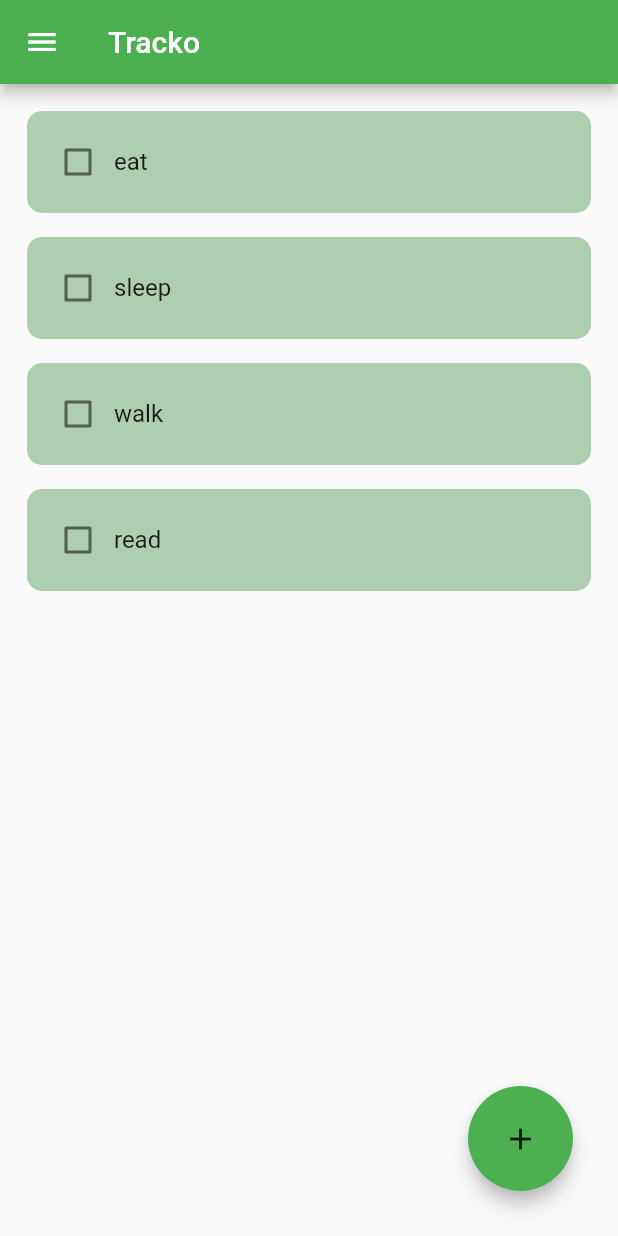
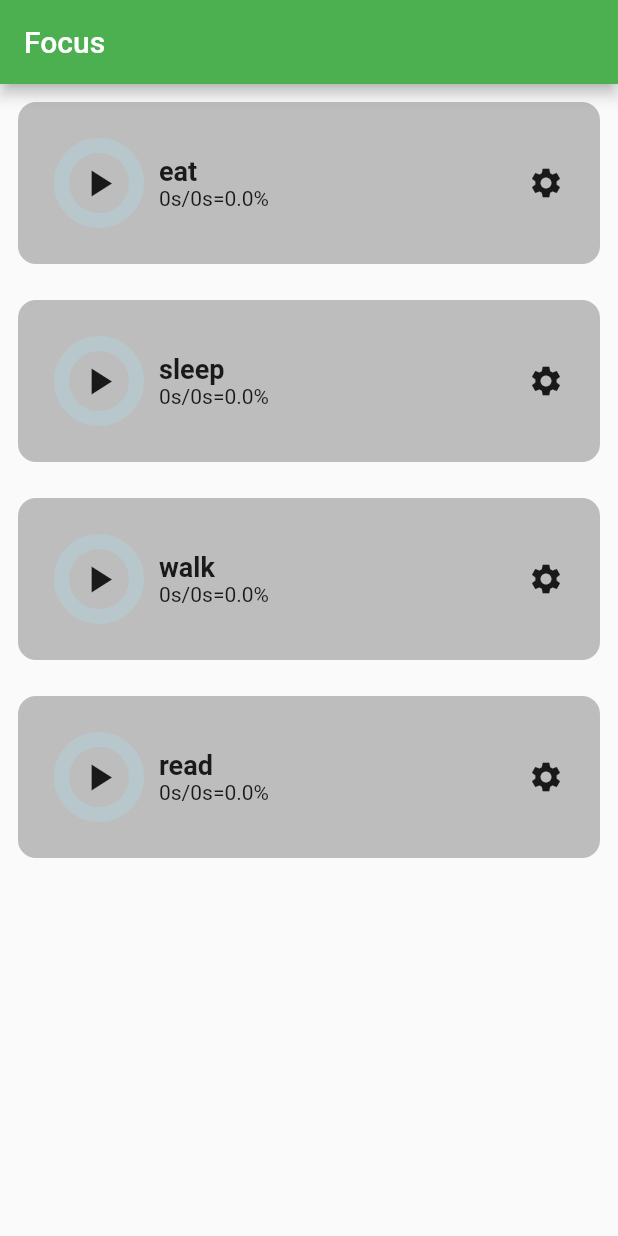
Before and after one commit to Akib558/tracko, a Flutter app: the screen it shows after launch, on a phone screen of 412 x 824 dp. Run offline on Flutter 3.47's test engine with Material 2 defaults, Android fonts, the phone set to English and light mode, and no system bars; drawn by our look-alikes of flutter_slidable, percent_indicator; our stand-ins replace hive_flutter; accounts and stored records are empty.

Commit message:
Focused page functionalities added

```diff
--- /dev/null
+++ b/lib/focus_page.dart
@@ -0,0 +1,503 @@
+import 'dart:math';
+
+import 'package:flutter/material.dart';
+import 'package:hive_flutter/hive_flutter.dart';
+import 'package:percent_indicator/circular_percent_indicator.dart';
+import 'dart:async';
+
+import 'package:tracko/all_colors.dart';
+
+class FocusItemListPage extends StatefulWidget {
+  const FocusItemListPage({super.key});
+
+  @override
+  State<FocusItemListPage> createState() => _FocusItemListPageState();
+}
+
+class _FocusItemListPageState extends State<FocusItemListPage> {
+  final _myBox = Hive.box("Tracko_Database");
+
+  late FixedExtentScrollController _controller1;
+  late FixedExtentScrollController _controller2;
+
+  List habitsList = [
+    [
+      "eat",
+      false,
+      [1],
+      [2],
+      "",
+      [
+        false,
+        0,
+        0,
+        null,
+        null,
+      ]
+    ],
+    [
+      "sleep",
+      false,
+      [1],
+      [2],
+      "",
+      [
+        false,
+        0,
+        0,
+        null,
+        null,
+      ]
+    ],
+    [
+      "walk",
+      false,
+      [1],
+      [2],
+      "",
+      [
+        false,
+        0,
+        0,
+        null,
+        null,
+      ]
+    ],
+    [
+      "read", //0
+      false, //1
+      [1], //2
+      [2], //3
+      "", //4
+      [
+        false,
+        0,
+        0,
+        null,
+        null,
+      ] //5
+    ],
+  ];
+
+  Map<String, int> labels = {
+    "All": 1,
+    "Daily": 2,
+    "Weekly": 3,
+    "Focus": 4,
+    "Dailway": 5,
+    "Weeklysdfs": 6,
+    "Focussd": 7
+  };
+
+  // List<String> labels = [
+  //   "All",
+  //   "Daily",
+  //   "Weekly",
+  //   "Focus",
+  //   "Dailway",
+  //   "Weeklysdfs",
+  //   "Focussd"
+  // ];
+
+  Map<String, int> folders = {
+    "Today": 1,
+    "Inbox": 2,
+    "Tags": 3,
+  };
+
+  List<int> showItem = [];
+  int val = 0;
+
+  List<dynamic> label = [];
+  List<dynamic> folder = [];
+
+  // List<int> lableListInititalizer = [
+  //   for (int i = 0; i < habitsList.length; i++) 0
+  // ];
+  late List<int> labelsState;
+  late List<int> foldersState;
+  int counter = 0;
+  late Timer timer;
+  // List labelsList = [];
+  // List foldersList = [];
+  bool prevStateStart = true;
+
+  @override
+  void initState() {
+    // TODO: implement initState
+    super.initState();
+    // print(jsonEncode(labels));
+    // _myBox.delete("HabitList");
+    // _myBox.delete("LabelsList");
+    // _myBox.delete("Labels");
+    if (_myBox.get("HabitList") == null) {
+      _myBox.put("HabitList", habitsList);
+    } else {
+      habitsList = _myBox.get("HabitList");
+    }
+    if (_myBox.get("Labels") == null) {
+      _myBox.put("Labels", labels);
+    } else {
+      labels = Map<String, int>.from(_myBox.get("Labels"));
+    }
+
+    if (_myBox.get("Folders") == null) {
+      _myBox.put("Folders", folders);
+    } else {
+      folders = Map<String, int>.from(_myBox.get("Folders"));
+    }
+
+    if (prevStateStart) {
+      for (int i = 0; i < habitsList.length; i++) {
+        if (habitsList[i][5][0]) {
+          habitStarted(i, false);
+        }
+      }
+    }
+
+    val = 0;
+
+    print(habitsList);
+    print(labels);
+
+    List<String> pp = labels.keys.toList();
+    List<int> pp2 = labels.values.toList();
+    label = List<List<dynamic>>.generate(
+        pp.length, (index) => [pp[index], pp2[index]]);
+
+    // folder = folders.keys.toList();
+
+    pp = folders.keys.toList();
+    pp2 = folders.values.toList();
+    folder = List<List<dynamic>>.generate(
+        pp.length, (index) => [pp[index], pp2[index]]);
+
+    labelsState = List<int>.filled(labels.length, 0);
+    foldersState = List<int>.filled(folders.length, 0);
+
+    // timer = Timer.periodic(Duration(seconds: 1), (timer) {
+    //   setState(() {
+    //     counter++;
+    //   });
+    // });
+    _controller1 = FixedExtentScrollController();
+    _controller2 = FixedExtentScrollController();
+  }
+
+  bool playStatus = false;
+
+  // double returnPercentValue() {
+  //   return min(counter / 30, 1.0);
+  // }
+
+  String formatDuration(int seconds) {
+    Duration duration = Duration(seconds: seconds);
+
+    int days = duration.inDays;
+    int hours = duration.inHours % 24;
+    int minutes = duration.inMinutes % 60;
+    int remainingSeconds = duration.inSeconds % 60;
+
+    String formattedDuration = '';
+
+    if (days > 0) {
+      formattedDuration += '$days days ';
+    }
+
+    if (hours > 0) {
+      formattedDuration += '$hours' + 'h';
+    }
+
+    if (minutes > 0) {
+      formattedDuration += '$minutes' + 'm';
+    }
+
+    formattedDuration += '$remainingSeconds' + 's';
+
+    return formattedDuration.trim(); // Remove any trailing spaces
+  }
+
+  void habitStarted(int index, bool fromBuilder) {
+    var startTime = DateTime.now();
+    // print(startTime);
+    if (fromBuilder) {
+      setState(() {
+        habitsList[index][5][0] = !habitsList[index][5][0];
+      });
+    }
+
+    var elapsedTime = habitsList[index][5][1];
+    if (habitsList[index][5][3] != null &&
+        !fromBuilder &&
+        habitsList[index][5][0] == true) {
+      var lastFinishedTime = habitsList[index][5][3];
+      elapsedTime += (startTime.second - lastFinishedTime.second) +
+          60 * (startTime.minute - lastFinishedTime.minute) +
+          60 * 60 * (startTime.hour - lastFinishedTime.hour);
+    }
+
+    if (habitsList[index][5][0] == true) {
+      Timer.periodic(Duration(seconds: 1), (timer) {
+        print(timer);
+        if (habitsList[index][5][0] == false) {
+          _myBox.put("HabitList", habitsList);
+          timer.cancel();
+          return;
+        }
+        setState(() {
+          updateParentPage();
+          var currentTime = DateTime.now();
+          habitsList[index][5][3] = DateTime.now();
+          habitsList[index][5][1] = elapsedTime +
+              (currentTime.second - startTime.second) +
+              60 * (currentTime.minute - startTime.minute) +
+              60 * 60 * (currentTime.hour - startTime.hour);
+          _myBox.put("HabitList", habitsList);
+        });
+      });
+    }
+  }
+
+  double statusRatio(int a, int b) {
+    if (a == 0 && b == 0) {
+      return 0;
+    }
+    double aa = a / b;
+    print("$a, $b, $aa");
+    return min(a / b, 1);
+  }
+
+  Widget hourVal(int hours) {
+    return Padding(
+      padding: const EdgeInsets.symmetric(vertical: 2.0),
+      child: Container(
+        child: Center(
+          child: Text(
+            hours.toString(),
+            style: TextStyle(
+              fontSize: 20,
+              // color: Colors.white,
+              color: Colors.black,
+
+              fontWeight: FontWeight.bold,
+            ),
+          ),
+        ),
+      ),
+    );
+  }
+
+  Widget minVal(int mins) {
+    return Padding(
+      padding: const EdgeInsets.symmetric(vertical: 2.0),
+      child: Container(
+        child: Center(
+          child: Text(
+            mins < 10 ? '0' + mins.toString() : mins.toString(),
+            style: TextStyle(
+              fontSize: 20,
+              color: Colors.black,
+              fontWeight: FontWeight.bold,
+            ),
+          ),
+        ),
+      ),
+    );
+  }
+
+  void updateParentPage() {
+    setState(() {});
+  }
+
+  void _showFocusEditDialog(BuildContext context, int itemIndex) async {
+    await showDialog(
+        context: context,
+        builder: (BuildContext context) {
+          return AlertDialog(
+            // scrollable: true,
+            // title: Text("THIS IS AN ALERT DIALOG"),
+            // backgroundColor: Colors.red,
+            content: Row(
+              mainAxisAlignment: MainAxisAlignment.center,
+              children: [
+                Container(
+                  // color: Colors.red,
+                  height: 120,
+                  width: 70,
+                  child: ListWheelScrollView.useDelegate(
+                    controller: _controller1,
+                    itemExtent: 50,
+                    perspective: 0.000001,
+                    diameterRatio: 1.2,
+                    physics: FixedExtentScrollPhysics(),
+                    childDelegate: ListWheelChildBuilderDelegate(
+                      childCount: 100,
+                      builder: (context, index) {
+                        return hourVal(index);
+                      },
+                    ),
+                  ),
+                ),
+                SizedBox(
+                  // width: 15,
+                  child: Text(
+                    "hrs",
+                    style: TextStyle(
+                      fontSize: 20,
+                      color: Colors.black,
+                      fontWeight: FontWeight.bold,
+                    ),
+                  ),
+                ),
+
+                // am or pm
+                Container(
+                  height: 120,
+                  width: 70,
+                  child: ListWheelScrollView.useDelegate(
+                    controller: _controller2,
+                    itemExtent: 50,
+                    perspective: 0.01,
+                    diameterRatio: 5,
+                    physics: FixedExtentScrollPhysics(),
+                    childDelegate: ListWheelChildBuilderDelegate(
+                      childCount: 60,
+                      builder: (context, index) {
+                        return minVal(index);
+                      },
+                    ),
+                  ),
+                ),
+                SizedBox(
+                  // width: 15,
+                  child: Text(
+                    "mins",
+                    style: TextStyle(
+                      fontSize: 20,
+                      color: Colors.black,
+                      fontWeight: FontWeight.bold,
+                    ),
+                  ),
+                ),
+              ],
+            ),
+            actions: <Widget>[
+              TextButton(
+                onPressed: () {
+                  // addFolderController.clear();
+                  Navigator.of(context).pop(); // Close the dialog
+                },
+                child: Text('Close'),
+              ),
+              TextButton(
+                onPressed: () {
+                  habitsList[itemIndex][5][2] =
+                      3600 * _controller1.selectedItem.toInt() +
+                          60 * _controller2.selectedItem.toInt();
+                  updateParentPage();
+                  _myBox.put("HabitList", habitsList);
+                  Navigator.of(context).pop(); // Close the dialog
+                },
+                child: Text('Save'),
+              )
+            ],
+          );
+        });
+  }
+
+  String ratioValue(int index) {
+    return ((statusRatio(habitsList[index][5][1], habitsList[index][5][2]) *
+                    10000)
+                .toInt() /
+            100)
+        .toString();
+  }
+
+  @override
+  Widget build(BuildContext context) {
+    return Scaffold(
+      appBar: AppBar(
+        title: Text("Focus"),
+      ),
+      body: Container(
+        child: ListView.builder(
+          itemCount: habitsList.length,
+          itemBuilder: (context, index) {
+            String remain = formatDuration(habitsList[index][5][1]);
+            String goal = formatDuration(habitsList[index][5][2]);
+
+            return Padding(
+              padding: const EdgeInsets.all(12.0),
+              child: Container(
+                padding: EdgeInsets.all(24),
+                decoration: BoxDecoration(
+                    color: Colors.grey[400],
+                    borderRadius: BorderRadius.circular(12)),
+                child: Row(
+                  // mainAxisAlignment: MainAxisAlignment.spaceBetween,
+                  children: [
+                    Container(
+                      // color: Colors.red,
+                      height: 60,
+                      width: 60,
+                      child: Stack(children: [
+                        CircularPercentIndicator(
+                          radius: 30,
+                          lineWidth: 10,
+                          progressColor: myColors[(statusRatio(
+                                      habitsList[index][5][1],
+                                      habitsList[index][5][2]) *
+                                  10)
+                              .toInt()],
+                          percent: statusRatio(
+                              habitsList[index][5][1], habitsList[index][5][2]),
+                        ),
+                        Center(
+                          child: GestureDetector(
+                            onTap: () {
+                              // habitsList[index][5][0] =
+                              //     !habitsList[index][5][0];
+                              // setState(() {});
+                              habitStarted(index, true);
+                              setState(() {});
+                            },
+                            child: Icon(
+                              !habitsList[index][5][0]
+                                  ? Icons.play_arrow
+                                  : Icons.pause,
+                              size: 30,
+                            ),
+                          ),
+                        ),
+                      ]),
+                    ),
+                    SizedBox(
+                      width: 10,
+                    ),
+                    Column(
+                      crossAxisAlignment: CrossAxisAlignment.start,
+                      children: [
+                        Text(
+                          habitsList[index][0],
+                          style: TextStyle(
+                              fontWeight: FontWeight.bold, fontSize: 18),
+                        ),
+                        Text("${remain}/${goal}=${ratioValue(index)}%")
+                      ],
+                    ),
+                    Spacer(),
+                    GestureDetector(
+                        onTap: () {
+                          _showFocusEditDialog(context, index);
+                        },
+                        child: Icon(Icons.settings))
+                  ],
+                ),
+              ),
+            );
+          },
+        ),
+      ),
+    );
+  }
+}
--- a/lib/main.dart
+++ b/lib/main.dart
@@ -1,5 +1,6 @@
 import 'package:flutter/material.dart';
 import 'package:tracko/edit_item.dart';
+import 'package:tracko/focus_page.dart';
 import 'package:tracko/home_page.dart';
 import 'package:hive_flutter/hive_flutter.dart';
 
@@ -23,8 +24,9 @@ class _TrackoState extends State<Tracko> {
   @override
   Widget build(BuildContext context) {
     return MaterialApp(
-      home: HomePage(),
+      // home: HomePage(),
       // home: EditItem(itemIndex: 0),
+      home: FocusItemListPage(),
       theme: ThemeData(
         primarySwatch: Colors.green,
         // useMaterial3: true,
--- a/pubspec.yaml
+++ b/pubspec.yaml
@@ -37,6 +37,7 @@ dependencies:
   flutter_slidable: ^3.0.0
   hive: ^2.2.3
   hive_flutter: ^1.1.0
+  percent_indicator: ^4.2.3
 
 dev_dependencies:
   flutter_test:
```
Also changed, not shown: lib/home_page.dart (+77 -46 lines), pubspec.lock.
